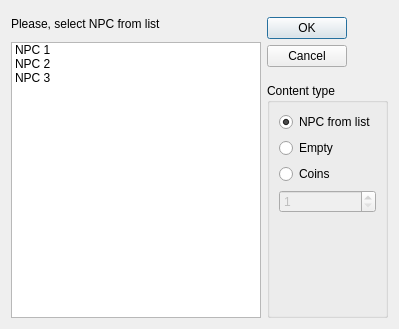
Old version of the form Editor/npc_dialog/npcdialog.ui in the repository WohlSoft/Moondust-Project.
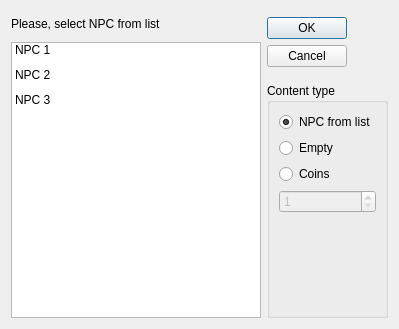
New version of the form. Icons and pictures are not drawn.

```diff
--- a/Editor/npc_dialog/npcdialog.ui
+++ b/Editor/npc_dialog/npcdialog.ui
@@ -35,6 +35,15 @@
        <height>24</height>
       </size>
      </property>
+     <property name="spacing">
+      <number>0</number>
+     </property>
+     <property name="gridSize">
+      <size>
+       <width>30</width>
+       <height>25</height>
+      </size>
+     </property>
      <property name="modelColumn">
       <number>0</number>
      </property>
```
